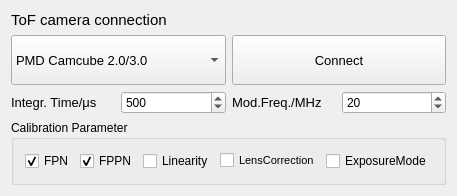
The window that Modules/ToFUI/Qmitk/QmitkToFConnectionWidgetControls.ui (MITK/MITK) describes before a commit, drawn with Qt 5.
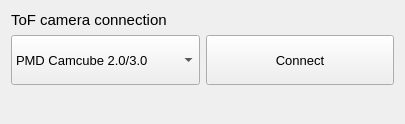
The same window after the commit. Icons and pictures are not drawn. Custom widgets are drawn as their Qt base class.

Commit message: Added widget to control parameters of MESA camera

```diff
--- a/Modules/ToFUI/Qmitk/QmitkToFConnectionWidgetControls.ui
+++ b/Modules/ToFUI/Qmitk/QmitkToFConnectionWidgetControls.ui
@@ -7,7 +7,7 @@
     <x>0</x>
     <y>0</y>
     <width>405</width>
-    <height>177</height>
+    <height>124</height>
    </rect>
   </property>
   <property name="minimumSize">
@@ -20,7 +20,7 @@
    <string>QmitkToFConnection</string>
   </property>
   <layout class="QGridLayout" name="gridLayout">
-   <item row="0" column="0" colspan="2">
+   <item row="0" column="0">
     <widget class="QLabel" name="label">
      <property name="font">
       <font>
@@ -32,7 +32,7 @@
      </property>
     </widget>
    </item>
-   <item row="1" column="0" colspan="2">
+   <item row="1" column="0">
     <widget class="QComboBox" name="m_SelectCameraCombobox">
      <property name="sizePolicy">
       <sizepolicy hsizetype="Minimum" vsizetype="Preferred">
@@ -97,7 +97,7 @@
      </item>
     </widget>
    </item>
-   <item row="1" column="2" colspan="2">
+   <item row="1" column="1">
     <widget class="QPushButton" name="m_ConnectCameraButton">
      <property name="minimumSize">
       <size>
@@ -132,162 +132,29 @@
      </property>
     </widget>
    </item>
-   <item row="2" column="0">
-    <widget class="QLabel" name="labelIntTime">
-     <property name="font">
-      <font>
-       <pointsize>10</pointsize>
-      </font>
-     </property>
-     <property name="text">
-      <string>Integr. Time/μs</string>
-     </property>
-    </widget>
+   <item row="2" column="0" colspan="2">
+    <widget class="QmitkToFPMDParameterWidget" name="m_PMDParameterWidget" native="true"/>
    </item>
-   <item row="2" column="1">
-    <widget class="QSpinBox" name="m_IntegrationTimeSpinBox">
-     <property name="sizePolicy">
-      <sizepolicy hsizetype="Preferred" vsizetype="Fixed">
-       <horstretch>0</horstretch>
-       <verstretch>0</verstretch>
-      </sizepolicy>
-     </property>
-     <property name="minimumSize">
-      <size>
-       <width>60</width>
-       <height>23</height>
-      </size>
-     </property>
-     <property name="minimum">
-      <number>0</number>
-     </property>
-     <property name="maximum">
-      <number>50000</number>
-     </property>
-     <property name="singleStep">
-      <number>100</number>
-     </property>
-     <property name="value">
-      <number>500</number>
-     </property>
-    </widget>
-   </item>
-   <item row="2" column="2">
-    <widget class="QLabel" name="labelModFreq">
-     <property name="font">
-      <font>
-       <pointsize>10</pointsize>
-      </font>
-     </property>
-     <property name="text">
-      <string>Mod.Freq./MHz</string>
-     </property>
-    </widget>
-   </item>
-   <item row="2" column="3">
-    <widget class="QSpinBox" name="m_ModulationFrequencySpinBox">
-     <property name="sizePolicy">
-      <sizepolicy hsizetype="Preferred" vsizetype="Fixed">
-       <horstretch>0</horstretch>
-       <verstretch>0</verstretch>
-      </sizepolicy>
-     </property>
-     <property name="minimum">
-      <number>18</number>
-     </property>
-     <property name="maximum">
-      <number>40</number>
-     </property>
-     <property name="singleStep">
-      <number>1</number>
-     </property>
-     <property name="value">
-      <number>20</number>
-     </property>
-    </widget>
-   </item>
-   <item row="3" column="0" colspan="4">
-    <widget class="QGroupBox" name="m_CalibrationParameterGroupBox">
-     <property name="minimumSize">
-      <size>
-       <width>0</width>
-       <height>0</height>
-      </size>
-     </property>
-     <property name="title">
-      <string>Calibration Parameter</string>
-     </property>
-     <layout class="QHBoxLayout" name="horizontalLayout">
-      <item>
-       <widget class="QCheckBox" name="m_FPNCalibCB">
-        <property name="text">
-         <string>FPN</string>
-        </property>
-        <property name="checked">
-         <bool>true</bool>
-        </property>
-       </widget>
-      </item>
-      <item>
-       <widget class="QCheckBox" name="m_FPPNCalibCB">
-        <property name="enabled">
-         <bool>true</bool>
-        </property>
-        <property name="text">
-         <string>FPPN</string>
-        </property>
-        <property name="checked">
-         <bool>true</bool>
-        </property>
-       </widget>
-      </item>
-      <item>
-       <widget class="QCheckBox" name="m_LinearityCalibCB">
-        <property name="enabled">
-         <bool>true</bool>
-        </property>
-        <property name="text">
-         <string>Linearity</string>
-        </property>
-        <property name="checked">
-         <bool>false</bool>
-        </property>
-       </widget>
-      </item>
-      <item>
-       <widget class="QCheckBox" name="m_LensCorrection">
-        <property name="enabled">
-         <bool>true</bool>
-        </property>
-        <property name="font">
-         <font>
-          <pointsize>8</pointsize>
-         </font>
-        </property>
-        <property name="text">
-         <string>LensCorrection</string>
-        </property>
-       </widget>
-      </item>
-      <item>
-       <widget class="QCheckBox" name="m_ExposureModeCB">
-        <property name="enabled">
-         <bool>true</bool>
-        </property>
-        <property name="text">
-         <string>ExposureMode</string>
-        </property>
-        <property name="checked">
-         <bool>false</bool>
-        </property>
-       </widget>
-      </item>
-     </layout>
-    </widget>
+   <item row="3" column="0" colspan="2">
+    <widget class="QmitkToFMESAParameterWidget" name="m_MESAParameterWidget" native="true"/>
    </item>
   </layout>
  </widget>
  <layoutdefault spacing="6" margin="11"/>
+ <customwidgets>
+  <customwidget>
+   <class>QmitkToFPMDParameterWidget</class>
+   <extends>QWidget</extends>
+   <header>QmitkToFPMDParameterWidget.h</header>
+   <container>1</container>
+  </customwidget>
+  <customwidget>
+   <class>QmitkToFMESAParameterWidget</class>
+   <extends>QWidget</extends>
+   <header>QmitkToFMESAParameterWidget.h</header>
+   <container>1</container>
+  </customwidget>
+ </customwidgets>
  <resources>
   <include location="../resources/QmitkToFUtilWidget.qrc"/>
  </resources>
```
The commit also changes 11 other files.
